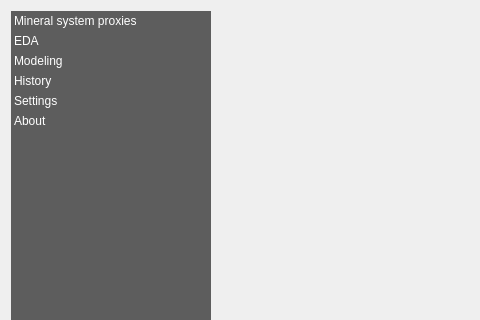
The window that eis_qgis_plugin/resources/ui/wizard.ui (GispoCoding/eis_qgis_plugin) describes before a commit, drawn with Qt 5; both pictures show x 0 to 480 and y 0 to 320 of the 928 by 854 pixel window.
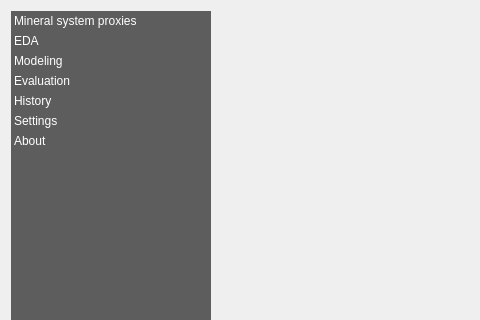
The same window after the commit.

Commit message: feat(wizard-evaluation): add evaluation page, add and implement statistics tab to evaluation

Patch:
```diff
--- a/eis_qgis_plugin/resources/ui/wizard.ui
+++ b/eis_qgis_plugin/resources/ui/wizard.ui
@@ -97,6 +97,11 @@
        <string>Modeling</string>
       </property>
      </item>
+     <item>
+      <property name="text">
+       <string>Evaluation</string>
+      </property>
+     </item>
      <item>
       <property name="text">
        <string>History</string>
```
The commit also changes 8 other files.
